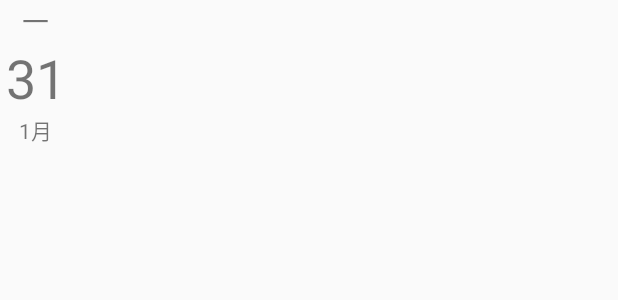
After one commit to Andy-Home/MengZhu, an Android app: the layout item_record_dateselect.xml on its own in the app's theme, with its tools: preview values and no code run, on a phone screen of 412 x 824 dp. The commit adds this screen. Shown: the top 300 px of the screen. Run offline under Robolectric (Android 15) with nearby library versions, the phone set to English and light mode, and no system bars.

Commit message:
实现记录帐务界面的日期选择器的部分功能

```diff
--- a/app/src/main/java/com/andy/mengzhu/ui/Activity/HomeActivity.java
+++ b/app/src/main/java/com/andy/mengzhu/ui/Activity/HomeActivity.java
@@ -113,9 +113,9 @@ public class HomeActivity extends BaseActivity implements View.OnClickListener,
         categoryView.addItemDecoration(new DividerItemDecoration(this, DividerItemDecoration.VERTICAL_LIST));
         //如果可以确定每个item的高度是固定的，设置这个选项可以提高性能
         categoryView.setHasFixedSize(true);
-        //创建并设置Adapter
         mAdapter = new CategoryAdapter(datas);
         categoryView.setAdapter(mAdapter);
+
 
         homePresenter = new HomePresenterImpl(this);
         homePresenter.getCategory(SwitchAndy.SWITCH_MONTH, REQUEST_CATEGORY);
--- a/app/src/main/java/com/andy/mengzhu/ui/adapter/CategoryAdapter.java
+++ b/app/src/main/java/com/andy/mengzhu/ui/adapter/CategoryAdapter.java
@@ -46,8 +46,8 @@ public class CategoryAdapter extends RecyclerView.Adapter<CategoryAdapter.ViewHo
 
 
     protected static class ViewHolder extends RecyclerView.ViewHolder {
-        public TextView categoryName;
-        public TextView categoryPay;
+        public TextView categoryName;   //类目名
+        public TextView categoryPay;    //类目金额
 
         public ViewHolder(View itemView) {
             super(itemView);
--- /dev/null
+++ b/app/src/main/res/layout/item_record_dateselect.xml
@@ -0,0 +1,29 @@
+<?xml version="1.0" encoding="utf-8"?>
+<LinearLayout xmlns:android="http://schemas.android.com/apk/res/android"
+    android:orientation="vertical"
+    android:layout_width="48dp"
+    android:layout_height="wrap_content">
+
+    <TextView
+        android:id="@+id/week"
+        android:layout_gravity="center_horizontal"
+        android:layout_width="wrap_content"
+        android:layout_height="wrap_content"
+        android:textSize="18dp"
+        android:text="一" />
+
+    <TextView
+        android:id="@+id/date"
+        android:layout_gravity="center_horizontal"
+        android:layout_width="wrap_content"
+        android:layout_height="wrap_content"
+        android:text="31"
+        android:textSize="36dp" />
+
+    <TextView
+        android:id="@+id/month"
+        android:layout_gravity="center_horizontal"
+        android:layout_width="wrap_content"
+        android:layout_height="wrap_content"
+        android:text="1月" />
+</LinearLayout>
--- a/app/src/main/res/values/strings.xml
+++ b/app/src/main/res/values/strings.xml
@@ -11,7 +11,7 @@
     <string name="finance_num">金额</string>
     <string name="finance_category">类别</string>
     <string name="finance_des">描述</string>
-    <string name="finance_time">时间</string>
+    <string name="finance_date">日期</string>
     <string name="finance_pay_location">扣款项</string>
     <string name="finance_income_location">收入项</string>
 </resources>
```
Also changed, not shown: app/src/main/java/com/andy/mengzhu/app/util/DateUtil.java (added, +126 -0 lines), app/src/main/java/com/andy/mengzhu/ui/Activity/AddRecord.java (+21 -3 lines), app/src/main/java/com/andy/mengzhu/ui/adapter/DateAdapter.java (added, +73 -0 lines), app/src/main/res/layout/activity_add_record.xml (+9 -0 lines).
